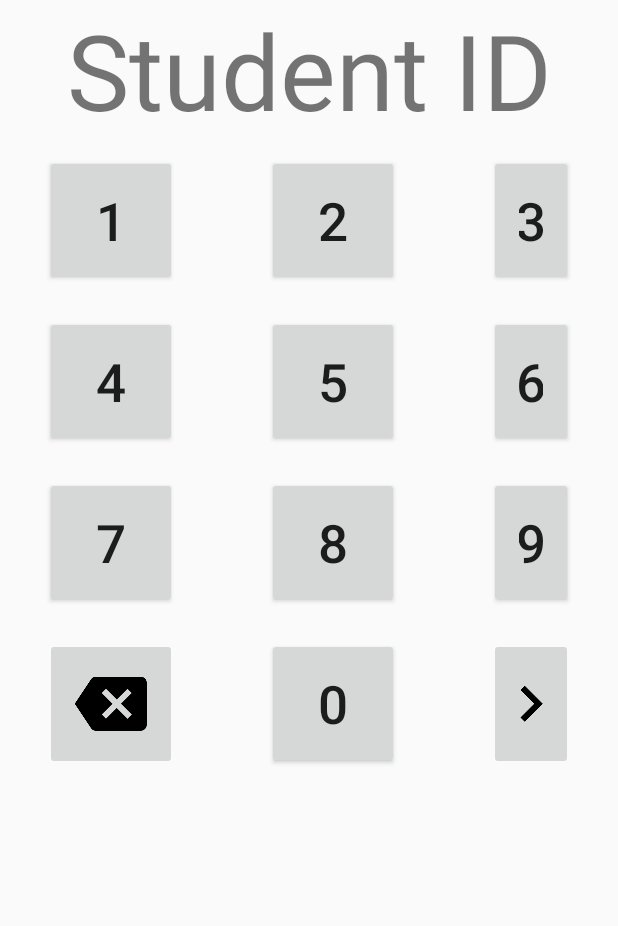
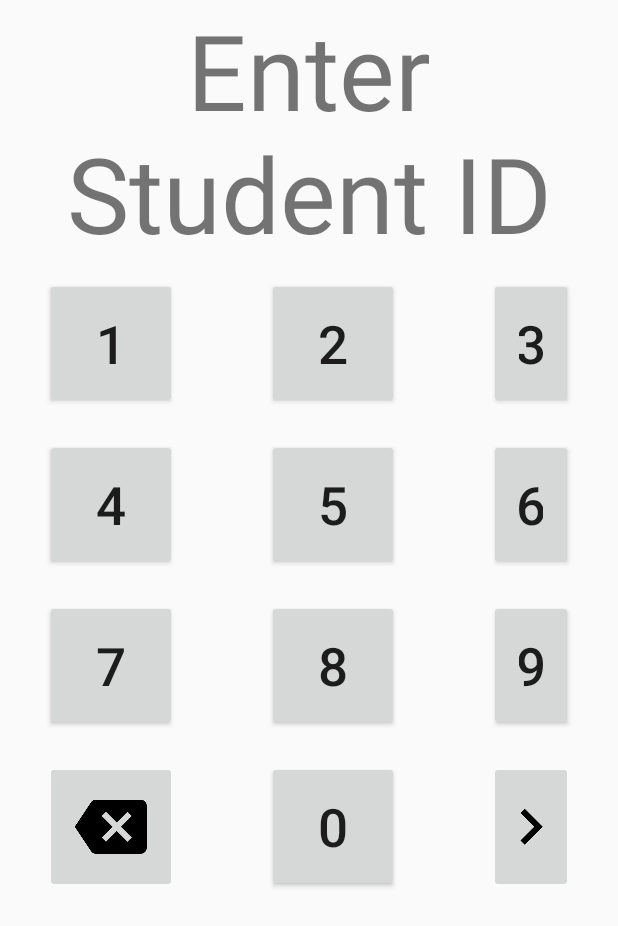
Before and after one commit to monkey-monkey/MonkeyVideoViewerAndroid, an Android app: the layout activity_keyboard.xml on its own in the app's theme, with its tools: preview values and no code run, on a phone screen of 412 x 824 dp. Shown: the top 926 px of the screen. Run offline under Robolectric (Android 15) with nearby library versions, the phone set to English and light mode, and no system bars.

Commit message:
Complete keyboard input

```diff
--- a/app/src/main/res/layout/activity_keyboard.xml
+++ b/app/src/main/res/layout/activity_keyboard.xml
@@ -7,9 +7,10 @@
     tools:context="com.monkey_monkey.monkeyvideoviewerandroid.activity.KeyboardActivity">
 
     <TextView
+        android:id="@+id/text_view"
         android:layout_width="match_parent"
         android:layout_height="wrap_content"
-        android:text="Student ID"
+        android:text="@string/enter_student_id"
         android:textAlignment="center"
         android:textSize="70sp" />
 
@@ -32,6 +33,7 @@
                 android:paddingTop="10dp">
 
                 <Button
+                    android:id="@+id/btn_1"
                     android:layout_width="wrap_content"
                     android:layout_height="wrap_content"
                     android:layout_marginEnd="30dp"
@@ -41,6 +43,7 @@
                     android:textSize="@dimen/number_btn_text_size" />
 
                 <Button
+                    android:id="@+id/btn_2"
                     android:layout_width="wrap_content"
                     android:layout_height="wrap_content"
                     android:layout_marginEnd="30dp"
@@ -50,6 +53,7 @@
                     android:textSize="@dimen/number_btn_text_size" />
 
                 <Button
+                    android:id="@+id/btn_3"
                     android:layout_width="wrap_content"
                     android:layout_height="wrap_content"
                     android:layout_marginEnd="30dp"
@@ -67,6 +71,7 @@
                 android:paddingTop="10dp">
 
                 <Button
+                    android:id="@+id/btn_4"
                     android:layout_width="wrap_content"
                     android:layout_height="wrap_content"
                     android:layout_marginEnd="30dp"
@@ -76,6 +81,7 @@
                     android:textSize="@dimen/number_btn_text_size" />
 
                 <Button
+                    android:id="@+id/btn_5"
                     android:layout_width="wrap_content"
                     android:layout_height="wrap_content"
                     android:layout_marginEnd="30dp"
@@ -85,6 +91,7 @@
                     android:textSize="@dimen/number_btn_text_size" />
 
                 <Button
+                    android:id="@+id/btn_6"
                     android:layout_width="wrap_content"
                     android:layout_height="wrap_content"
                     android:layout_marginEnd="30dp"
@@ -102,6 +109,7 @@
                 android:paddingTop="10dp">
 
                 <Button
+                    android:id="@+id/btn_7"
                     android:layout_width="wrap_content"
                     android:layout_height="wrap_content"
                     android:layout_marginEnd="30dp"
@@ -111,6 +119,7 @@
                     android:textSize="@dimen/number_btn_text_size" />
 
                 <Button
+                    android:id="@+id/btn_8"
                     android:layout_width="wrap_content"
                     android:layout_height="wrap_content"
                     android:layout_marginEnd="30dp"
@@ -120,6 +129,7 @@
                     android:textSize="@dimen/number_btn_text_size" />
 
                 <Button
+                    android:id="@+id/btn_9"
                     android:layout_width="wrap_content"
                     android:layout_height="wrap_content"
                     android:layout_marginEnd="30dp"
@@ -138,6 +148,7 @@
 
 
                 <ImageButton
+                    android:id="@+id/btn_delete"
                     android:layout_width="wrap_content"
                     android:layout_height="wrap_content"
                     android:layout_marginEnd="30dp"
@@ -146,6 +157,7 @@
                     android:src="@drawable/ic_backspace" />
 
                 <Button
+                    android:id="@+id/btn_0"
                     android:layout_width="wrap_content"
                     android:layout_height="wrap_content"
                     android:layout_marginEnd="30dp"
@@ -155,6 +167,7 @@
                     android:textSize="@dimen/number_btn_text_size" />
 
                 <ImageButton
+                    android:id="@+id/btn_enter"
                     android:layout_width="wrap_content"
                     android:layout_height="wrap_content"
                     android:layout_marginEnd="30dp"
--- a/app/src/main/res/values/strings.xml
+++ b/app/src/main/res/values/strings.xml
@@ -11,4 +11,5 @@
     <string name="_8">8</string>
     <string name="_9">9</string>
     <string name="_0">0</string>
+    <string name="enter_student_id">Enter Student ID</string>
 </resources>
```
Also changed, not shown: app/src/main/java/com/monkey_monkey/monkeyvideoviewerandroid/activity/KeyboardActivity.java (+143 -1 lines).
